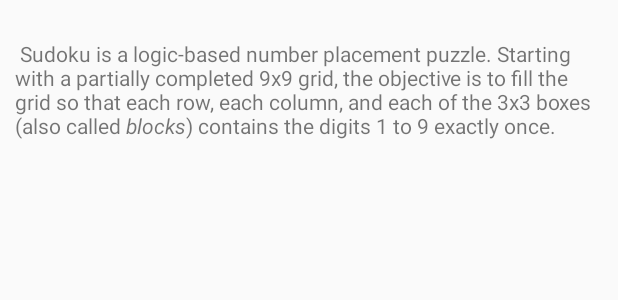
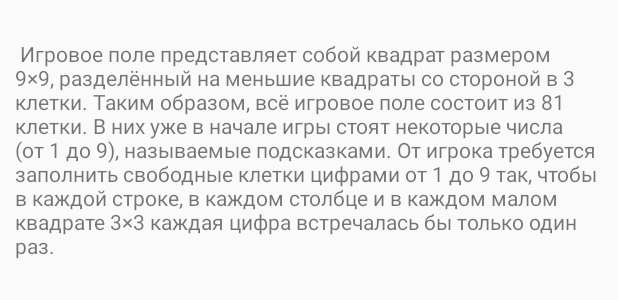
Before and after one commit to lord-stanly/Sudoku, an Android app: the layout about.xml on its own in the app's theme, with its tools: preview values and no code run, on a phone screen of 412 x 824 dp. Shown: the top 300 px of the screen. Run offline under Robolectric (Android 15) with nearby library versions, the phone set to English and light mode, and no system bars.

```diff
--- a/app/src/main/AndroidManifest.xml
+++ b/app/src/main/AndroidManifest.xml
@@ -16,6 +16,9 @@
                 <category android:name="android.intent.category.LAUNCHER" />
             </intent-filter>
         </activity>
+        <activity android:name=".About"
+            android:label="@string/about_title">
+        </activity>
     </application>
 
 </manifest>
--- a/app/src/main/res/layout/about.xml
+++ b/app/src/main/res/layout/about.xml
@@ -9,4 +9,4 @@
         android:layout_width="wrap_content"
         android:layout_height="wrap_content"
         android:text="@string/about_text" />
-    </ScrollView>
+</ScrollView>
--- a/app/src/main/res/values/strings.xml
+++ b/app/src/main/res/values/strings.xml
@@ -8,11 +8,6 @@
     <string name="exit_label">Exit</string>
     <string name="about_title">About Android Sudoku</string>
     <string name="about_text">\
-        Sudoku is a logic-based number placement puzzle.
-Starting with a partially completed 9x9 grid, the
-objective is to fill the grid so that each
-row, each column, and each of the 3x3 boxes
-(also called <i>blocks</i>) contains the digits
-1 to 9 exactly once.
+        Игровое поле представляет собой квадрат размером 9×9, разделённый на меньшие квадраты со стороной в 3 клетки. Таким образом, всё игровое поле состоит из 81 клетки. В них уже в начале игры стоят некоторые числа (от 1 до 9), называемые подсказками. От игрока требуется заполнить свободные клетки цифрами от 1 до 9 так, чтобы в каждой строке, в каждом столбце и в каждом малом квадрате 3×3 каждая цифра встречалась бы только один раз.
     </string>
 </resources>
```
Also changed, not shown: app/src/main/java/ru/mail/fizikello/sudoku/About.java (added, +14 -0 lines), app/src/main/java/ru/mail/fizikello/sudoku/MainActivity.java (+27 -1 lines).
